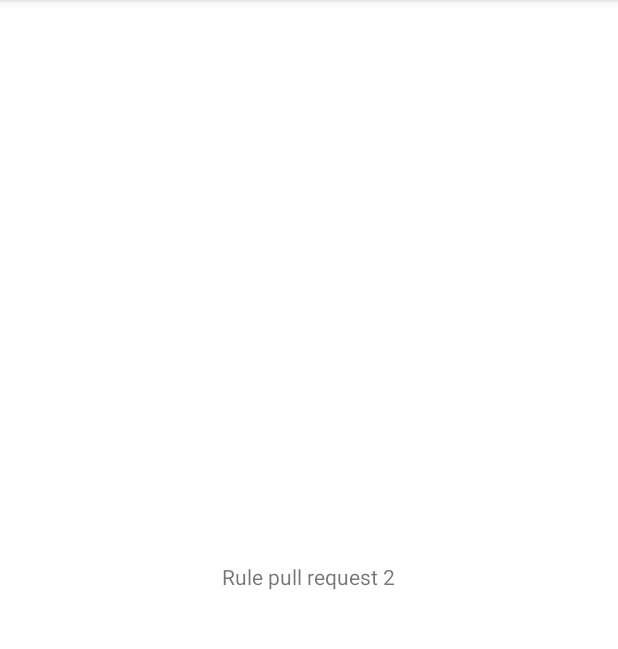
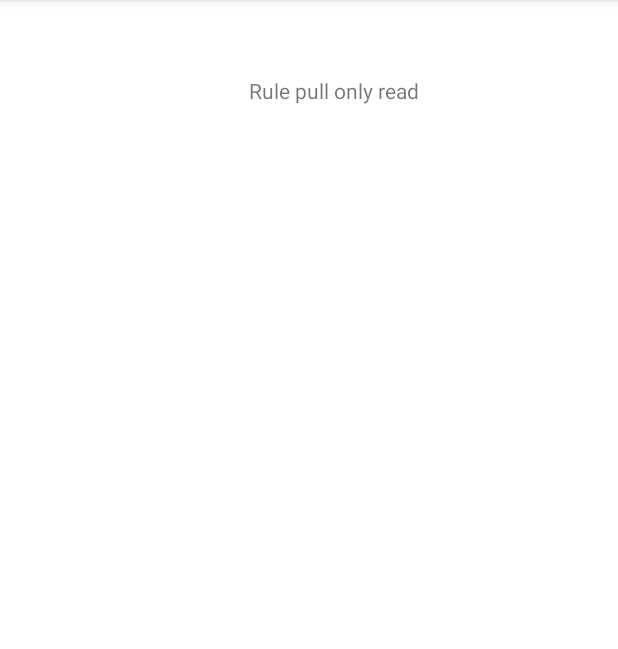
Before and after one commit to Xavi888/Prueba_Git, an Android app: the screen it shows after launch (MainActivity), on a phone screen of 412 x 824 dp, the part 84-733 px from its top. Run offline under Robolectric (Android 15) with nearby library versions, the phone set to English and light mode, and no system bars.

Commit message:
Prueba pull request only read

```diff
--- a/app/src/main/res/layout/activity_main.xml
+++ b/app/src/main/res/layout/activity_main.xml
@@ -9,11 +9,12 @@
     <TextView
         android:layout_width="wrap_content"
         android:layout_height="wrap_content"
-        android:text="Rule pull request 2"
+        android:text="Rule pull only read"
         app:layout_constraintBottom_toBottomOf="parent"
         app:layout_constraintEnd_toEndOf="parent"
-        app:layout_constraintHorizontal_bias="0.498"
+        app:layout_constraintHorizontal_bias="0.555"
         app:layout_constraintStart_toStartOf="parent"
-        app:layout_constraintTop_toTopOf="parent" />
+        app:layout_constraintTop_toTopOf="parent"
+        app:layout_constraintVertical_bias="0.068" />
 
 </androidx.constraintlayout.widget.ConstraintLayout>
```
